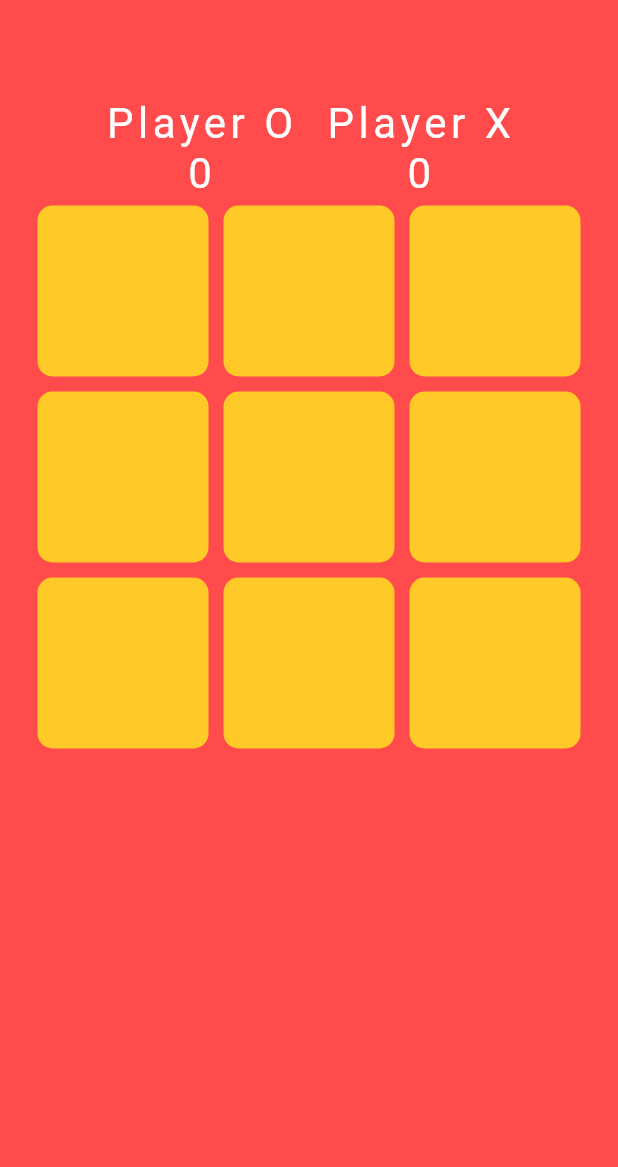
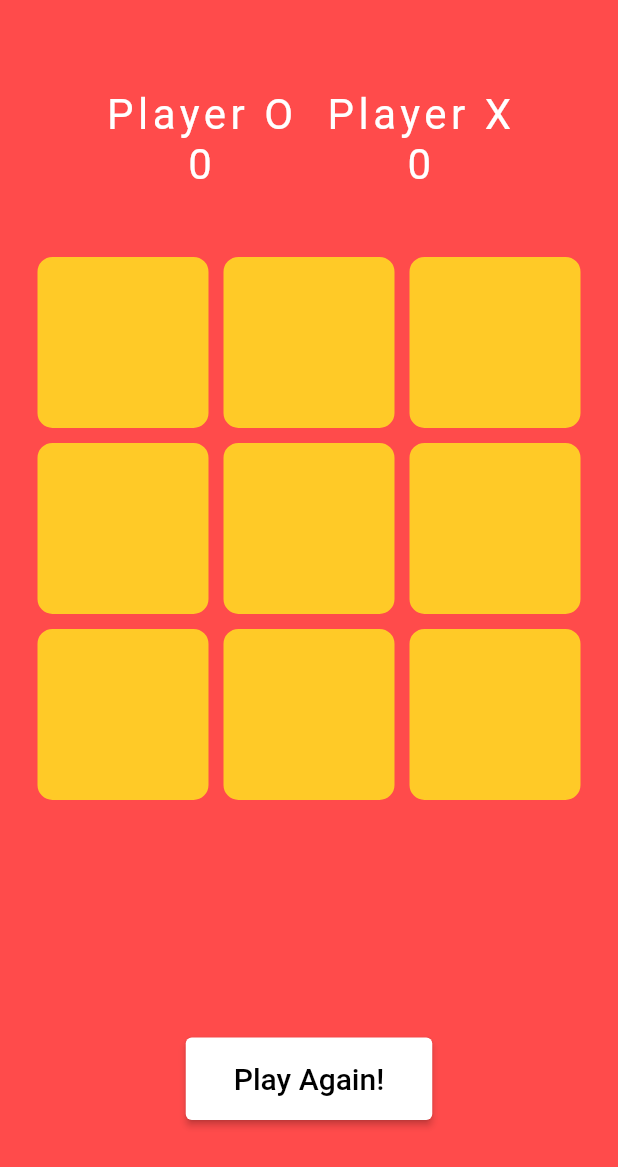
Before and after one commit to 27priyanshu/tic_tac_toe, a Flutter app: the screen it shows after launch, on a phone screen of 412 x 824 dp. Shown: the top 1167 px of the screen. Run offline on Flutter 3.47's test engine with Material 2 defaults, Android fonts, the phone set to English and light mode, and no system bars; our stand-ins replace google_fonts; missing offline and left inert: dart:html; Roboto replaces fonts that are missing (Coiny).

Commit message:
frontend 0.1

```diff
--- a/lib/screens/game.dart
+++ b/lib/screens/game.dart
@@ -1,3 +1,5 @@
+import 'dart:html';
+
 import 'package:flutter/material.dart';
 import 'package:google_fonts/google_fonts.dart';
 import 'package:tic_tac_toe/constants/colors.dart';
@@ -17,6 +19,7 @@ class _GameScreenState extends State<GameScreen> {
   int xScore = 0;
   int filledBoxes = 0;
   String resultDeclaration = '';
+  bool winnerFound = false;
 
   static var customFontWhite = GoogleFonts.coiny(
     textStyle: TextStyle(color: Colors.white, letterSpacing: 3, fontSize: 28),
@@ -69,6 +72,9 @@ class _GameScreenState extends State<GameScreen> {
                   ],
                 )),
               ),
+              SizedBox(
+                height: 40,
+              ),
               Expanded(
                 flex: 4,
                 child: GridView.builder(
@@ -105,9 +111,35 @@ class _GameScreenState extends State<GameScreen> {
               ),
               Expanded(
                 flex: 2,
-                child: Text(
-                  resultDeclaration,
-                  style: customFontWhite,
+                child: Center(
+                  child: Column(
+                    mainAxisAlignment: MainAxisAlignment.center,
+                    children: [
+                      Text(
+                        resultDeclaration,
+                        style: customFontWhite,
+                      ),
+                      SizedBox(
+                        height: 10,
+                      ),
+                      ElevatedButton(
+                        style: ElevatedButton.styleFrom(
+                            backgroundColor: Colors.white,
+                            padding: EdgeInsets.symmetric(
+                                horizontal: 32, vertical: 16)),
+                        onPressed: () {
+                          _clearBoard();
+                        },
+                        child: Text(
+                          'Play Again!',
+                          style: TextStyle(
+                            fontSize: 20,
+                            color: Colors.black,
+                          ),
+                        ),
+                      ),
+                    ],
+                  ),
                 ),
               ),
             ],
@@ -121,8 +153,10 @@ class _GameScreenState extends State<GameScreen> {
     setState(() {
       if (oTurn && displayXO[index] == '') {
         displayXO[index] = '0';
+        filledBoxes++;
       } else if (!oTurn && displayXO[index] == '') {
         displayXO[index] = 'X';
+        filledBoxes++;
       }
       oTurn = !oTurn;
       _checkWinner();
@@ -136,6 +170,7 @@ class _GameScreenState extends State<GameScreen> {
         displayXO[0] != '') {
       setState(() {
         resultDeclaration = 'Player ' + displayXO[0] + ' Wins!';
+        _updateScore(displayXO[0]);
       });
     }
 
@@ -145,6 +180,7 @@ class _GameScreenState extends State<GameScreen> {
         displayXO[3] != '') {
       setState(() {
         resultDeclaration = 'Player ' + displayXO[3] + ' Wins!';
+        _updateScore(displayXO[3]);
       });
     }
 //check 3rd row
@@ -153,6 +189,7 @@ class _GameScreenState extends State<GameScreen> {
         displayXO[6] != '') {
       setState(() {
         resultDeclaration = 'Player ' + displayXO[6] + ' Wins!';
+        _updateScore(displayXO[6]);
       });
     }
 //check 1st column
@@ -161,6 +198,7 @@ class _GameScreenState extends State<GameScreen> {
         displayXO[0] != '') {
       setState(() {
         resultDeclaration = 'Player ' + displayXO[0] + ' Wins!';
+        _updateScore(displayXO[0]);
       });
     }
 
@@ -170,6 +208,7 @@ class _GameScreenState extends State<GameScreen> {
         displayXO[1] != '') {
       setState(() {
         resultDeclaration = 'Player ' + displayXO[1] + ' Wins!';
+        _updateScore(displayXO[1]);
       });
     }
 
@@ -179,6 +218,7 @@ class _GameScreenState extends State<GameScreen> {
         displayXO[2] != '') {
       setState(() {
         resultDeclaration = 'Player ' + displayXO[2] + ' Wins!';
+        _updateScore(displayXO[2]);
       });
     }
 
@@ -188,6 +228,7 @@ class _GameScreenState extends State<GameScreen> {
         displayXO[0] != '') {
       setState(() {
         resultDeclaration = 'Player ' + displayXO[0] + ' Wins!';
+        _updateScore(displayXO[0]);
       });
     }
 
@@ -197,7 +238,32 @@ class _GameScreenState extends State<GameScreen> {
         displayXO[6] != '') {
       setState(() {
         resultDeclaration = 'Player ' + displayXO[6] + ' Wins!';
+        _updateScore(displayXO[6]);
+      });
+    }
+    if (!winnerFound && filledBoxes == 9) {
+      setState(() {
+        resultDeclaration = 'Nobody Wins!';
       });
     }
   }
+
+  void _updateScore(String winner) {
+    if (winner == 'O') {
+      oScore++;
+    } else if (winner == 'X') {
+      xScore++;
+    }
+    winnerFound = true;
+  }
+
+  void _clearBoard() {
+    setState(() {
+      for (int i = 0; i < 9; i++) {
+        displayXO[i] = '';
+      }
+      resultDeclaration = '';
+    });
+    filledBoxes = 0;
+  }
 }
```
